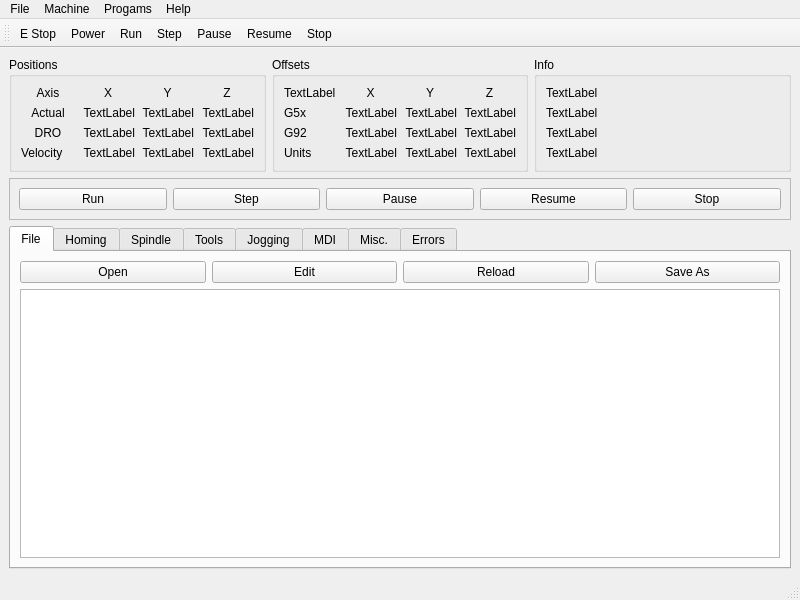
jethornton/flexgui, file examples/xyz.ui: the form before one commit.
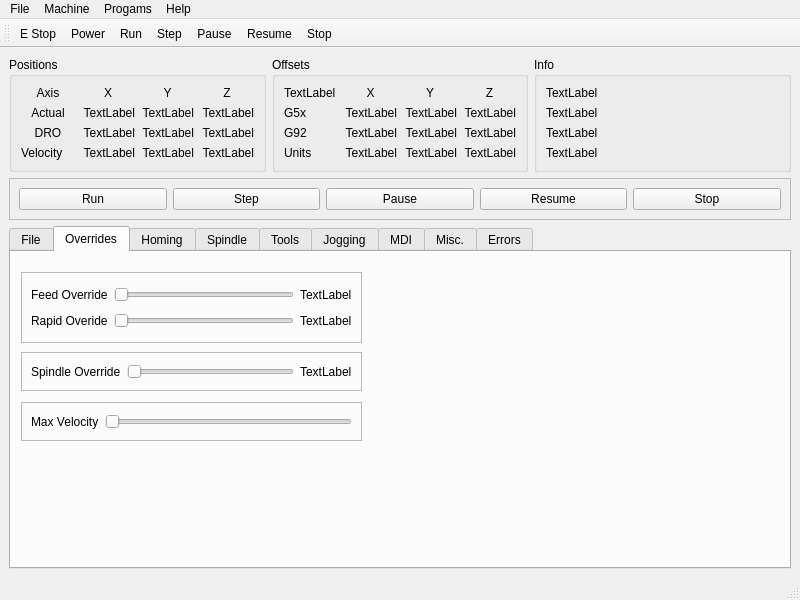
The form after the commit. The open tabs and pages were chosen to show the change.

```diff
--- a/examples/xyz.ui
+++ b/examples/xyz.ui
@@ -465,6 +465,142 @@
         </item>
        </layout>
       </widget>
+      <widget class="QWidget" name="tab_9">
+       <attribute name="title">
+        <string>Overrides</string>
+       </attribute>
+       <widget class="QFrame" name="frame_4">
+        <property name="geometry">
+         <rect>
+          <x>10</x>
+          <y>20</y>
+          <width>341</width>
+          <height>71</height>
+         </rect>
+        </property>
+        <property name="frameShape">
+         <enum>QFrame::StyledPanel</enum>
+        </property>
+        <property name="frameShadow">
+         <enum>QFrame::Raised</enum>
+        </property>
+        <layout class="QGridLayout" name="gridLayout_20">
+         <item row="0" column="1">
+          <widget class="QSlider" name="feed_override_sl">
+           <property name="orientation">
+            <enum>Qt::Horizontal</enum>
+           </property>
+          </widget>
+         </item>
+         <item row="0" column="0">
+          <widget class="QLabel" name="label_22">
+           <property name="text">
+            <string>Feed Override</string>
+           </property>
+          </widget>
+         </item>
+         <item row="1" column="0">
+          <widget class="QLabel" name="label_23">
+           <property name="text">
+            <string>Rapid Overide</string>
+           </property>
+          </widget>
+         </item>
+         <item row="1" column="1">
+          <widget class="QSlider" name="rapid_override_sl">
+           <property name="orientation">
+            <enum>Qt::Horizontal</enum>
+           </property>
+          </widget>
+         </item>
+         <item row="0" column="2">
+          <widget class="QLabel" name="feedrate_lb">
+           <property name="text">
+            <string>TextLabel</string>
+           </property>
+          </widget>
+         </item>
+         <item row="1" column="2">
+          <widget class="QLabel" name="rapidrate_lb">
+           <property name="text">
+            <string>TextLabel</string>
+           </property>
+          </widget>
+         </item>
+        </layout>
+       </widget>
+       <widget class="QFrame" name="frame_5">
+        <property name="geometry">
+         <rect>
+          <x>10</x>
+          <y>100</y>
+          <width>341</width>
+          <height>39</height>
+         </rect>
+        </property>
+        <property name="frameShape">
+         <enum>QFrame::StyledPanel</enum>
+        </property>
+        <property name="frameShadow">
+         <enum>QFrame::Raised</enum>
+        </property>
+        <layout class="QGridLayout" name="gridLayout_21">
+         <item row="0" column="0">
+          <widget class="QLabel" name="label_25">
+           <property name="text">
+            <string>Spindle Override</string>
+           </property>
+          </widget>
+         </item>
+         <item row="0" column="1">
+          <widget class="QSlider" name="spindle_override_sl">
+           <property name="orientation">
+            <enum>Qt::Horizontal</enum>
+           </property>
+          </widget>
+         </item>
+         <item row="0" column="2">
+          <widget class="QLabel" name="spindle_override_0_lb">
+           <property name="text">
+            <string>TextLabel</string>
+           </property>
+          </widget>
+         </item>
+        </layout>
+       </widget>
+       <widget class="QFrame" name="frame_6">
+        <property name="geometry">
+         <rect>
+          <x>10</x>
+          <y>150</y>
+          <width>341</width>
+          <height>39</height>
+         </rect>
+        </property>
+        <property name="frameShape">
+         <enum>QFrame::StyledPanel</enum>
+        </property>
+        <property name="frameShadow">
+         <enum>QFrame::Raised</enum>
+        </property>
+        <layout class="QGridLayout" name="gridLayout_22">
+         <item row="0" column="0">
+          <widget class="QLabel" name="label_26">
+           <property name="text">
+            <string>Max Velocity</string>
+           </property>
+          </widget>
+         </item>
+         <item row="0" column="1">
+          <widget class="QSlider" name="max_velocity_sl">
+           <property name="orientation">
+            <enum>Qt::Horizontal</enum>
+           </property>
+          </widget>
+         </item>
+        </layout>
+       </widget>
+      </widget>
       <widget class="QWidget" name="tab_2">
        <attribute name="title">
         <string>Homing</string>
@@ -710,20 +846,6 @@
            </property>
           </widget>
          </item>
-         <item row="0" column="2">
-          <widget class="QLabel" name="label_30">
-           <property name="text">
-            <string>Override</string>
-           </property>
-          </widget>
-         </item>
-         <item row="0" column="3">
-          <widget class="QLabel" name="spindle_override_0_lb">
-           <property name="text">
-            <string>TextLabel</string>
-           </property>
-          </widget>
-         </item>
          <item row="1" column="2">
           <widget class="QLabel" name="label_21">
            <property name="text">
```
Left out of the diff: 283 changed lines with no effect on the pictures. Lines whose indentation alone changed are shown as unchanged.
